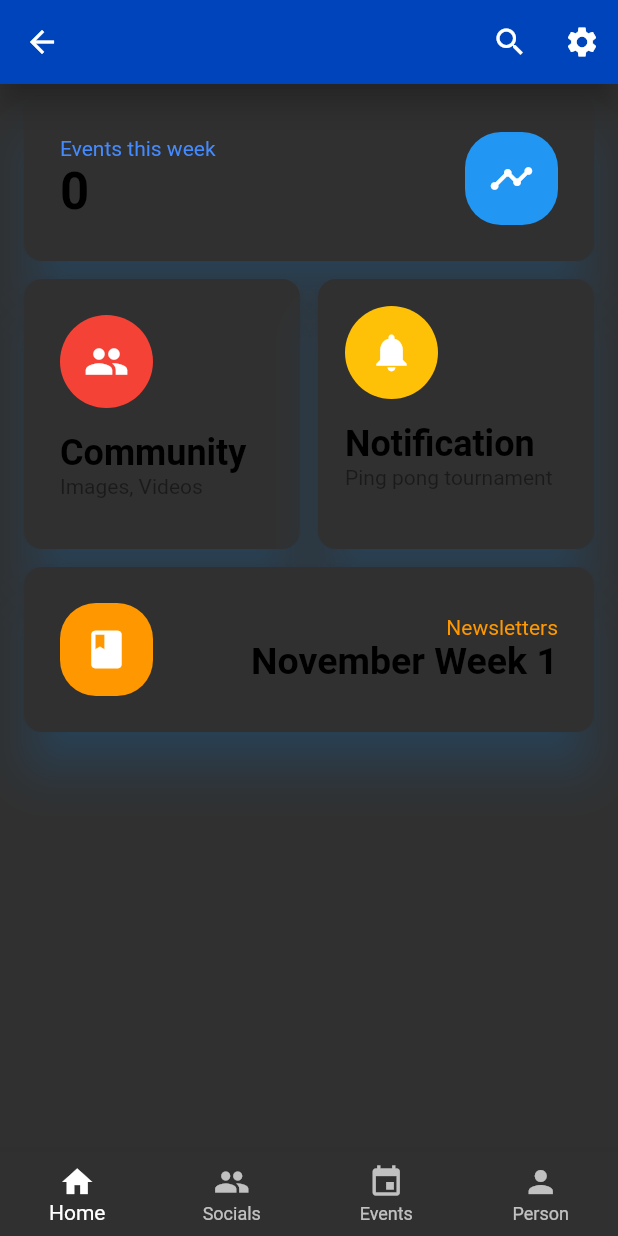
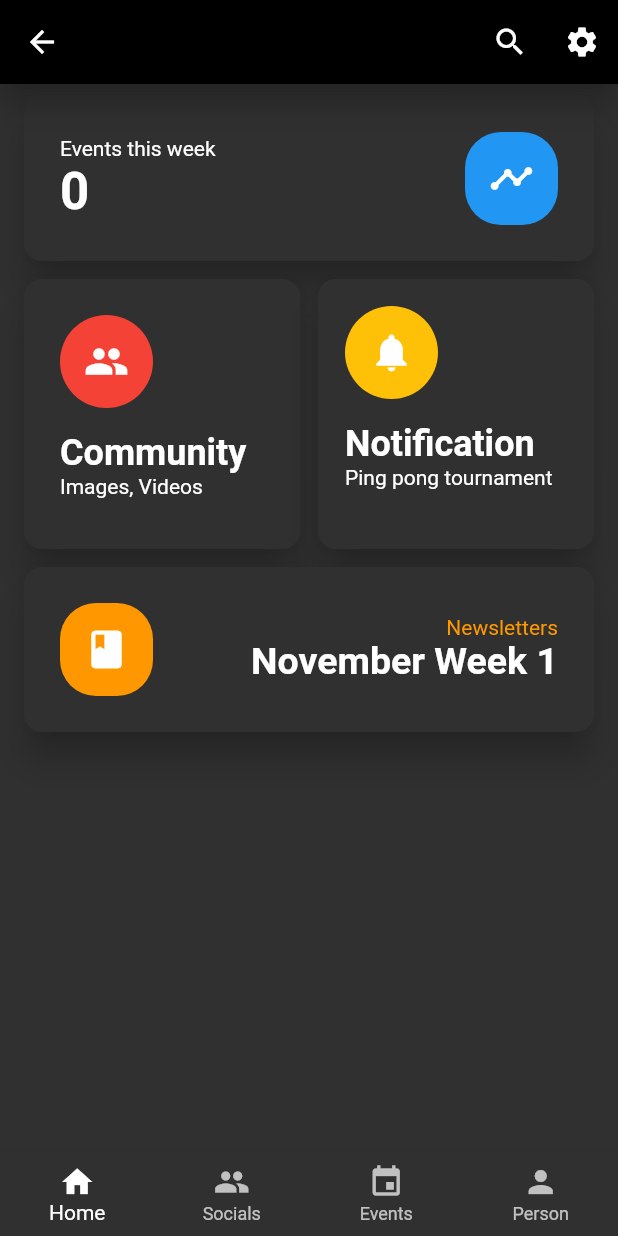
Before and after one commit to szbergeron/dormhub, a Flutter app: the HomePage screen opened directly with empty values, on a phone screen of 412 x 824 dp. Run offline on Flutter 3.47's test engine with Material 2 defaults, Android fonts, the phone set to English and light mode, and no system bars; our stand-ins replace cloud_firestore, firebase_auth, firebase_storage, flare_flutter, flutter_datetime_picker, flutter_swiper and 5 more; missing offline and left inert: dart:ffi, day_night_switch, flutter_sparkline; accounts and stored records are empty.

Commit message:
Nick: Dark mode done

```diff
--- a/app/lib/theme/themes.dart
+++ b/app/lib/theme/themes.dart
@@ -6,7 +6,7 @@ final darkTheme = ThemeData(
   backgroundColor: const Color(0xFF212121),
   accentColor: Colors.white,
   accentIconTheme: IconThemeData(color: Colors.black),
-  dividerColor: Colors.black12,
+  dividerColor: Colors.white,
 );
 
 final lightTheme = ThemeData(
@@ -14,7 +14,7 @@ final lightTheme = ThemeData(
   brightness: Brightness.light,
   backgroundColor: Color(0xffffffff),
 
-  accentColor: Color(0xff001d52), //dark blue
+  accentColor: Color(0xff0044bb), //dark blue
   accentIconTheme: IconThemeData(color: Colors.blue),
 
   dividerColor: Colors.blue,
--- a/app/lib/views/home.dart
+++ b/app/lib/views/home.dart
@@ -61,14 +61,14 @@ class _HomePageState extends State<HomePage> {
   Widget build(BuildContext context) {
     return Scaffold(
       appBar: AppBar(
-                backgroundColor: Color(0xff0044bb),
+               // backgroundColor: Color(0xff0044bb),
                 elevation: 8,
               title: Row(
                 mainAxisAlignment: MainAxisAlignment.start,
                 children: <Widget>[
                   Text(
                     hall,
-                    style: TextStyle(color: Colors.white),
+                    //style: TextStyle(color: Colors.white),
 
                   ),
                 ],
@@ -76,7 +76,7 @@ class _HomePageState extends State<HomePage> {
               actions: <Widget>[
                 IconButton(
                   padding: EdgeInsets.all(5.0),
-                  icon: Icon(Icons.search,color: Colors.white,),
+                  icon: Icon(Icons.search,),
                   onPressed: () {
                     // Implement navigation to shopping cart page here...
                     print('Click Search');
@@ -84,7 +84,7 @@ class _HomePageState extends State<HomePage> {
                 ),
                 IconButton(
                   padding: EdgeInsets.all(5.0),
-                  icon: Icon(Icons.settings,color: Colors.white,),
+                  icon: Icon(Icons.settings,),
                   onPressed: () {
                     Navigator.push(
                           context,
--- a/app/lib/views/homescreen.dart
+++ b/app/lib/views/homescreen.dart
@@ -60,10 +60,10 @@ class _HomeScreenState extends State<HomeScreen> {
                     crossAxisAlignment: CrossAxisAlignment.start,
                     children: <Widget>[
                       Text('Events this week',
-                          style: TextStyle(color: Colors.blueAccent)),
+                          style: TextStyle(color: Theme.of(context).dividerColor)),
                       Text(_events.toString(),
                           style: TextStyle(
-                              color: Colors.black,
+
                               fontWeight: FontWeight.w700,
                               fontSize: 34.0))
                     ],
@@ -99,11 +99,11 @@ class _HomeScreenState extends State<HomeScreen> {
                   Padding(padding: EdgeInsets.only(bottom: 16.0)),
                   Text('Community',
                       style: TextStyle(
-                          color: Colors.black,
+
                           fontWeight: FontWeight.w700,
                           fontSize: 24.0)),
                   Text('Images, Videos',
-                      style: TextStyle(color: Colors.black45)),
+                      ),
                 ]),
           ),
         ),
@@ -125,11 +125,11 @@ class _HomeScreenState extends State<HomeScreen> {
                   Padding(padding: EdgeInsets.only(bottom: 16.0)),
                   Text('Notification',
                       style: TextStyle(
-                          color: Colors.black,
+
                           fontWeight: FontWeight.w700,
                           fontSize: 24.0)),
                   Text('Ping pong tournament ',
-                      style: TextStyle(color: Colors.black45)),
+                      ),
                 ]),
           )
         ,onTap: ()=>print("me")),
@@ -158,7 +158,7 @@ class _HomeScreenState extends State<HomeScreen> {
                           style: TextStyle(color: Colors.orange)),
                       Text("November Week 1",
                           style: TextStyle(
-                              color: Colors.black,
+
                               fontWeight: FontWeight.w700,
                               fontSize: 25.0))
                     ],
@@ -188,9 +188,9 @@ class BuildTileM extends StatelessWidget {
   @override
   Widget build(BuildContext context) {
     return Material(
-        elevation: 14.0,
+        elevation: 10.0,
         borderRadius: BorderRadius.circular(12.0),
-        shadowColor: Color(0x802196F3),
+
         child: InkWell(
             // Do onTap() if it isn't null, otherwise do print()
             onTap: onTap != null
```
Also changed, not shown: app/lib/views/socials.dart (+6 -6 lines), 2 other files.
